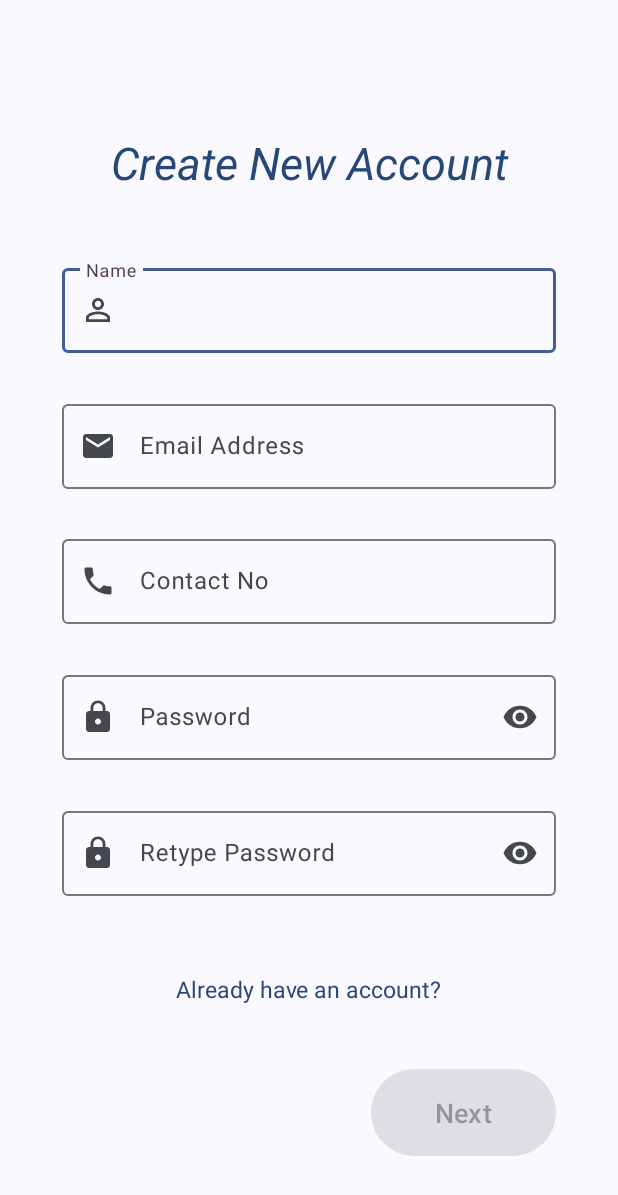
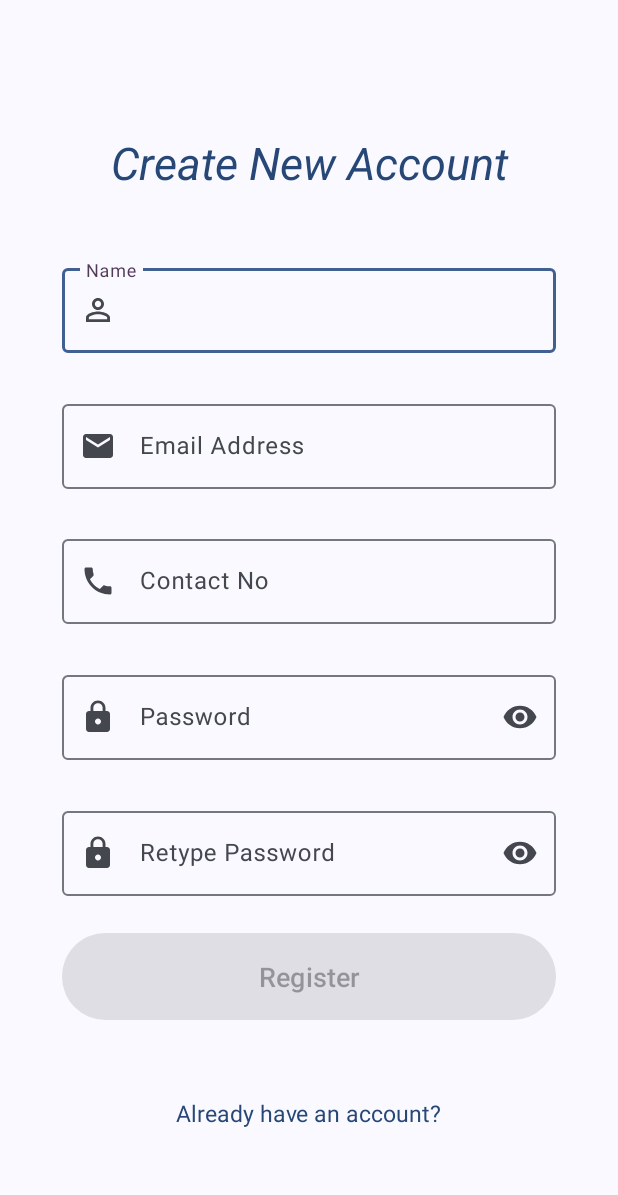
Before and after one commit to JFRashu/Task-Management-with-Chat, an Android app: the RegisterStep1Activity screen opened directly, with no data from a screen before it, on a phone screen of 412 x 824 dp. Shown: the top 1195 px of the screen. Run offline under Robolectric (Android 15) with nearby library versions, the light colour scheme and no system bars; our stand-ins replace Firebase (no records; nobody signed in at launch, a user with empty details on screens opened directly).

Commit message:
Second release for testing

```diff
--- a/app/src/main/res/layout/activity_register_step1.xml
+++ b/app/src/main/res/layout/activity_register_step1.xml
@@ -116,7 +116,7 @@
         android:layout_width="wrap_content"
         android:layout_height="wrap_content"
         android:orientation="horizontal"
-        app:layout_constraintGuide_percent=".85" />
+        app:layout_constraintGuide_percent=".83" />
     <androidx.constraintlayout.widget.Guideline
         android:id="@+id/h_guideline14"
         android:layout_width="wrap_content"
@@ -263,12 +263,12 @@
         android:layout_width="0dp"
         android:layout_height="0dp"
         android:enabled="false"
-        android:text="Next"
+        android:text="Register"
         android:textSize="18sp"
-        app:layout_constraintBottom_toTopOf="@id/h_guideline16"
+        app:layout_constraintBottom_toTopOf="@id/h_guideline13"
         app:layout_constraintEnd_toStartOf="@id/v_guideline2"
-        app:layout_constraintStart_toEndOf="@id/v_guideline3"
-        app:layout_constraintTop_toBottomOf="@id/h_guideline15" />
+        app:layout_constraintStart_toEndOf="@id/v_guideline1"
+        app:layout_constraintTop_toBottomOf="@id/h_guideline12" />
 
     <!-- Register TextView -->
     <TextView
@@ -280,8 +280,8 @@
         android:textAlignment="textStart"
         android:textColor="@color/md_theme_onPrimaryFixedVariant"
         android:textSize="15sp"
-        app:layout_constraintBottom_toTopOf="@id/h_guideline13"
+        app:layout_constraintBottom_toTopOf="@id/h_guideline16"
         app:layout_constraintEnd_toStartOf="@id/v_guideline2"
         app:layout_constraintStart_toEndOf="@id/v_guideline1"
-        app:layout_constraintTop_toBottomOf="@id/h_guideline12" />
+        app:layout_constraintTop_toBottomOf="@id/h_guideline15" />
 </androidx.constraintlayout.widget.ConstraintLayout>
```
Also changed, not shown: 2 other files.
